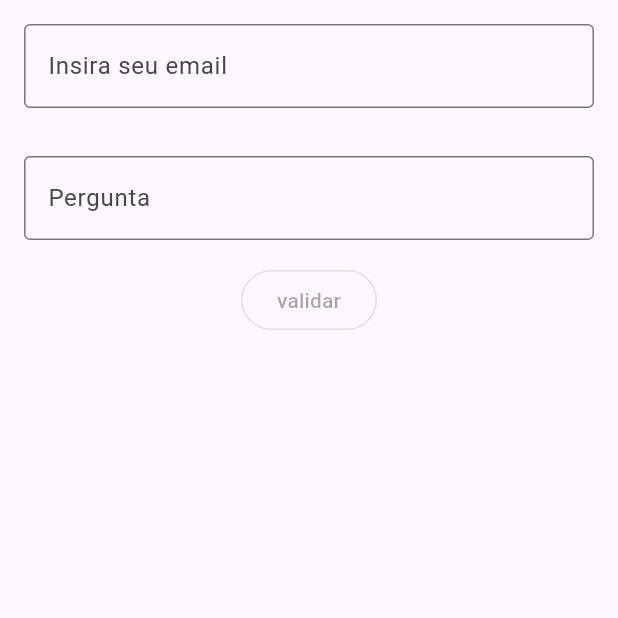
After one commit to Treinamento-WorldSkill-08-MG-2024/Performance-Test-01, a Flutter app: the screen it shows after launch, after a tap on "Esqueci minha senha", on a phone screen of 412 x 824 dp, the top half of it. The commit adds this screen. Run offline on Flutter 3.47's test engine with Material 3 defaults, Android fonts, the phone set to English and light mode, and no system bars.

Commit message:
Página de Recuperação de Senha parte 1

```diff
--- /dev/null
+++ b/perf_test/lib/forgot.dart
@@ -0,0 +1,86 @@
+import 'package:flutter/material.dart';
+
+class ForgotScreen extends StatefulWidget {
+  const ForgotScreen({super.key});
+
+  @override
+  State<ForgotScreen> createState() => _ForgotScreenState();
+}
+
+class _ForgotScreenState extends State<ForgotScreen> {
+  final _formKey = GlobalKey<FormState>();
+  bool isSecondFieldValid = false;
+  bool isFirstFieldValid = false;
+
+  @override
+  Widget build(BuildContext context) {
+    return Scaffold(
+      body: SafeArea(
+          child: Column(
+        children: [
+          Form(
+              key: _formKey,
+              child: Column(
+                children: [
+                  Padding(
+                    padding: const EdgeInsets.all(16.0),
+                    child: TextFormField(
+                      decoration: const InputDecoration(
+                        border: OutlineInputBorder(),
+                        hintText: "Insira seu email",
+                      ),
+                      validator: (value) {
+                        if (value != null && value.isNotEmpty) {
+                          setState(() {
+                            isFirstFieldValid = true;
+                          });
+
+                          return "";
+                        }
+
+                        return null;
+                      },
+                      onChanged: (_) {
+                        if (_formKey.currentState!.validate()) {
+                          isFirstFieldValid = true;
+                        }
+                      },
+                    ),
+                  ),
+                  Padding(
+                    padding: const EdgeInsets.all(16.0),
+                    child: TextFormField(
+                      decoration: const InputDecoration(
+                        border: OutlineInputBorder(),
+                        hintText: "Pergunta",
+                      ),
+                      validator: (value) {
+                        if (value != null && value.isNotEmpty) {
+                          setState(() {
+                            isSecondFieldValid = true;
+                          });
+
+                          return "";
+                        }
+
+                        return null;
+                      },
+                      onChanged: (_) {
+                        if (_formKey.currentState!.validate()) {
+                          isSecondFieldValid = true;
+                        }
+                      },
+                    ),
+                  ),
+                  OutlinedButton(
+                      onPressed: isFirstFieldValid && isSecondFieldValid
+                          ? () {}
+                          : null,
+                      child: const Text("validar")),
+                ],
+              ))
+        ],
+      )),
+    );
+  }
+}
--- a/perf_test/lib/login.dart
+++ b/perf_test/lib/login.dart
@@ -1,4 +1,5 @@
 import 'package:flutter/material.dart';
+import 'package:perf_test/forgot.dart';
 import 'package:perf_test/home.dart';
 
 class LoginScreen extends StatefulWidget {
@@ -40,6 +41,12 @@ class _LoginScreenState extends State<LoginScreen> {
                       ),
                     ),
                   ),
+                  TextButton(
+                      onPressed: () {
+                        Navigator.of(context).push(MaterialPageRoute(
+                            builder: (_) => const ForgotScreen()));
+                      },
+                      child: const Text("Esqueci minha senha")),
                   OutlinedButton(
                       onPressed: () {
                         Navigator.of(context).push(
--- a/perf_test/lib/main.dart
+++ b/perf_test/lib/main.dart
@@ -12,6 +12,7 @@ const kRoutesList = [kHomeRoute, kHomeRoute, kHomeRoute];
 var selectedRoute = 0;
 
 /// Project setup took: 13m 20s
+/// Login page took: 11m 02s
 class MainApp extends StatelessWidget {
   const MainApp({super.key});
 
```
